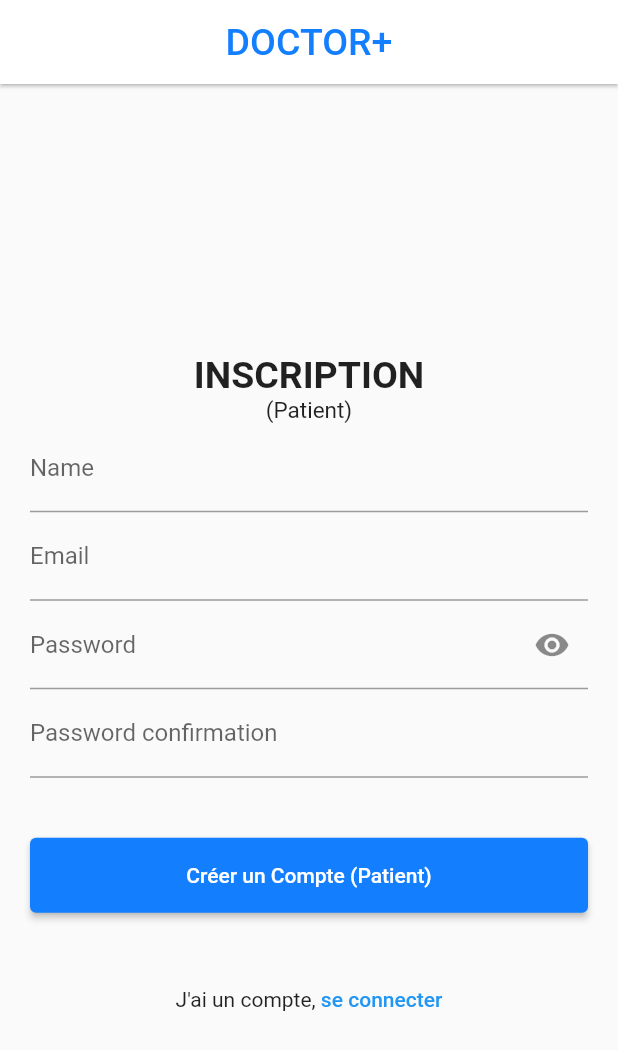
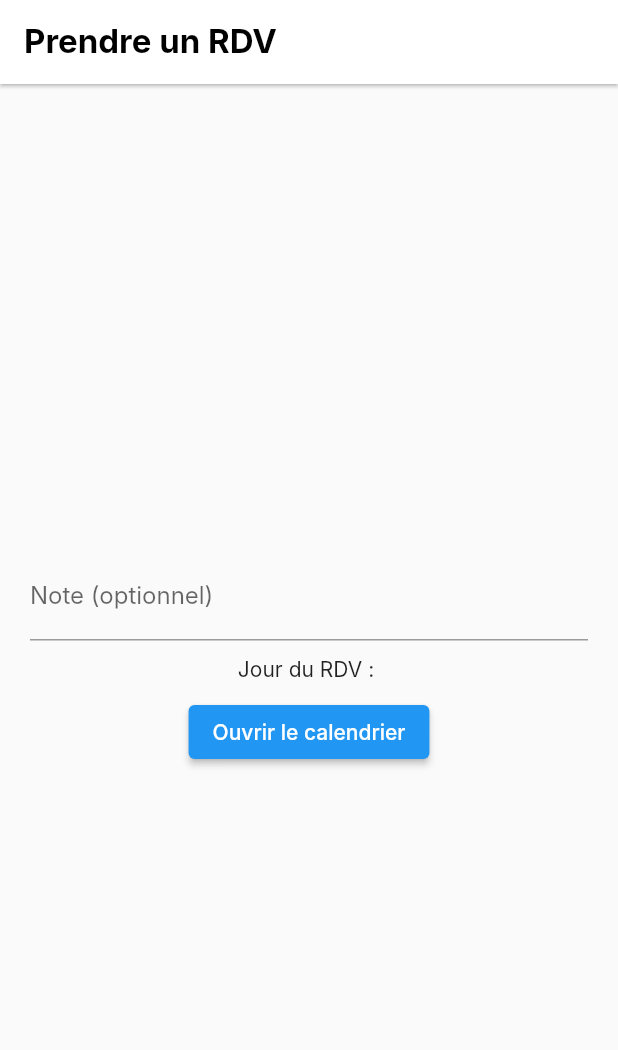
Before and after one commit to MisterPerfect007/sante_flutter, a Flutter app: the screen it shows after launch, on a phone screen of 412 x 824 dp. Shown: the top 1050 px of the screen. Run offline on Flutter 3.47's test engine with Material 2 defaults, Android fonts, the phone set to English and light mode, and no system bars; our stand-ins replace email_validator, get, image_picker, syncfusion_flutter_datepicker; Roboto replaces fonts that are missing (Dongle, Inter).

Commit message:
Appointment feature

```diff
--- a/lib/main.dart
+++ b/lib/main.dart
@@ -1,11 +1,13 @@
 import 'package:flutter/material.dart';
 import 'package:sante_app/features/signup/screen_doctor.dart';
+import 'package:sante_app/screens/appointment/appointment.dart';
 import 'package:sante_app/screens/home.dart';
 import 'package:sante_app/screens/home/widget/top_doctors.dart';
 
 import 'core/image picker/image_picker.dart';
 import 'features/login/screen.dart';
 import 'features/signup/screen_patient.dart';
+import 'screens/doctor/doctor.dart';
 
 void main() {
   runApp(const MyApp());
@@ -21,10 +23,10 @@ class MyApp extends StatelessWidget {
       title: 'Flutter Demo',
       debugShowCheckedModeBanner: false,
       theme: ThemeData(
-        fontFamily: 'Dongle',
+        fontFamily: 'Inter',
         primarySwatch: Colors.blue,
       ),
-      home: const SignupPatient(),
+      home: Appointment(),
     );
   }
 }
--- /dev/null
+++ b/lib/screens/appointment/appointment.dart
@@ -0,0 +1,70 @@
+import 'package:flutter/material.dart';
+import 'package:syncfusion_flutter_datepicker/datepicker.dart';
+
+import '../../core/custom form field/custom_text_form_field.dart';
+
+class Appointment extends StatelessWidget {
+  Appointment({Key? key}) : super(key: key);
+
+  final TextEditingController _controller = TextEditingController();
+  @override
+  Widget build(BuildContext context) {
+    return Scaffold(
+      appBar: AppBar(
+        elevation: 1,
+        backgroundColor: Colors.white,
+        title: const Text(
+          "Prendre un RDV",
+          style: TextStyle(
+            fontSize: 22,
+            fontWeight: FontWeight.bold,
+            color: Colors.black,
+          ),
+        ),
+      ),
+      body: Container(
+        padding: const EdgeInsets.all(20),
+        width: double.infinity,
+        child: Column(
+          mainAxisAlignment: MainAxisAlignment.center,
+          children: [
+            Form(
+                child: Column(
+              children: [
+                CustomTextFormField(
+                  controller: _controller,
+                  labelText: 'Note (optionnel)',
+                  validator: (value) => null,
+                )
+              ],
+            )),
+            const SizedBox(height: 10),
+            const Text(
+              "Jour du RDV : ",
+              style: TextStyle(
+                // fontSize: 22,
+              ),
+            ),
+            const SizedBox(height: 10),
+            ElevatedButton(
+              onPressed: () {},
+              child: const Text("Ouvrir le calendrier"),
+            )
+          ],
+        ),
+      ),
+    );
+  }
+}
+
+/*
+Container(
+        color: Colors.white,
+        padding: const EdgeInsets.all(20),
+        child: SfDateRangePicker(
+          selectionMode: DateRangePickerSelectionMode.single,
+          minDate: DateTime.now(),
+          showActionButtons: true,
+        ),
+      ),
+       */
--- a/lib/screens/home/widget/header.dart
+++ b/lib/screens/home/widget/header.dart
@@ -11,7 +11,7 @@ class Header extends StatelessWidget {
       child: Row(
         children:  [
           const Text(
-            'Hallo, Dr',
+            'Doctor+',
             style: TextStyle(
               fontSize: 30,
               fontWeight: FontWeight.w600,
--- a/pubspec.yaml
+++ b/pubspec.yaml
@@ -41,6 +41,7 @@ dependencies:
   # carousel_pro: ^1.0.0
   email_validator: '^2.1.16'
   image_picker: ^0.8.5+3
+  syncfusion_flutter_datepicker: ^20.2.44
 
 dev_dependencies:
   flutter_test:
@@ -79,6 +80,10 @@ flutter:
       fonts :
         - asset : fonts/Dongle-Regular.ttf
           weight : 500
+    - family : Inter
+      fonts :
+        - asset : fonts/Inter-Regular.ttf
+          weight : 500
 
   # To add assets to your application, add an assets section, like this:
   # assets:
```
Also changed, not shown: lib/screens/aboutDoctor/about_doctor.dart (+5 -2 lines), lib/screens/doctor/doctor.dart (added, +104 -0 lines), fonts/Inter-Regular.ttf (added), pubspec.lock.
